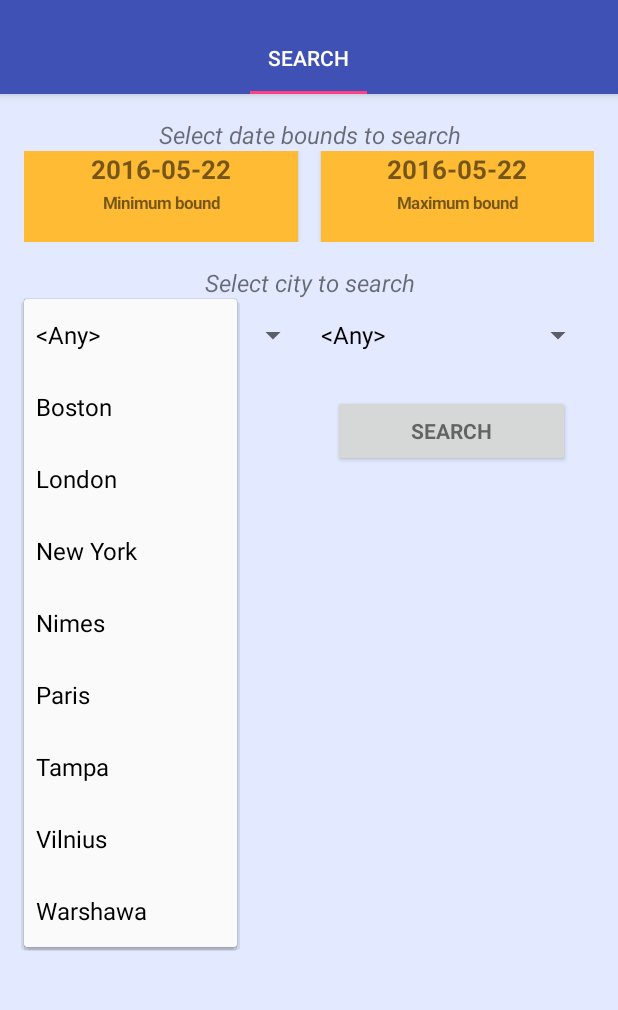
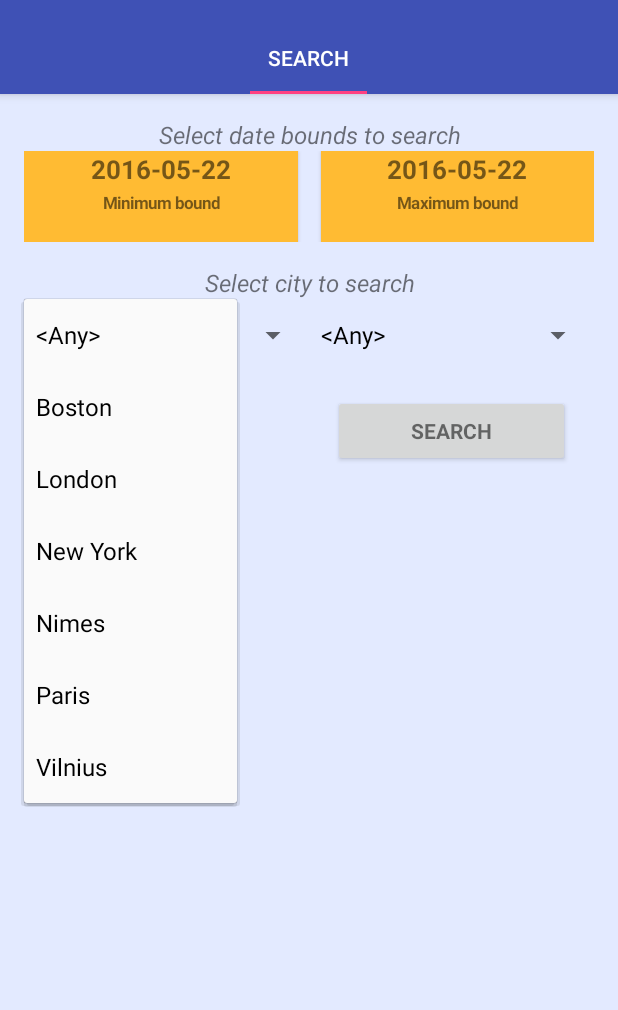
Before and after one commit to JustoSenka/FlightsApp, an Android app: the HomeActivity screen opened directly, with no data from a screen before it, after a tap on an icon or button, on a phone screen of 412 x 824 dp, the part 74-1084 px from its top. Run offline under Robolectric (Android 15) with nearby library versions, the phone set to English and light mode, and no system bars; libraries missing offline, so code that uses them is left out: com.android.internal.

Commit message:
Consultant call + Test data updated.
Snackbar!

```diff
--- a/app/src/main/AndroidManifest.xml
+++ b/app/src/main/AndroidManifest.xml
@@ -2,7 +2,8 @@
 <manifest xmlns:android="http://schemas.android.com/apk/res/android"
     package="com.justing.flights">
 
-    <!-- To auto-complete the email text field in the login form with the user's emails -->
+    <uses-permission android:name="android.permission.CALL_PHONE" />
+
     <application
         android:allowBackup="true"
         android:icon="@mipmap/ic_launcher"
@@ -30,7 +31,7 @@
             android:theme="@style/AppTheme.NoActionBar" />
         <activity
             android:name=".core.FlightsActivity"
-            android:label="@string/app_name"/>
+            android:label="@string/app_name" />
     </application>
 
 </manifest>
--- a/app/src/main/java/com/justing/flights/core/FlightsActivity.java
+++ b/app/src/main/java/com/justing/flights/core/FlightsActivity.java
@@ -50,7 +50,6 @@ public class FlightsActivity extends AppCompatActivity implements FlightInfoFrag
                 Bundle bundle = new Bundle();
                 bundle.putLong(FlightInfoFragment.KEY_FLIGHT_ID, flightId);
 
-                Toast.makeText(getBaseContext(), !isAlreadyBookedFlight(flightId) + " " + AppData.getInstance().getCurrentUser().isRegisteredUser(), Toast.LENGTH_SHORT).show();
                 if (!isAlreadyBookedFlight(flightId) && AppData.getInstance().getCurrentUser().isRegisteredUser()){
                     bundle.putBoolean(FlightInfoFragment.KEY_PURCHASE_ENABLED, true);
                 }
--- a/app/src/main/java/com/justing/flights/home/HomeActivity.java
+++ b/app/src/main/java/com/justing/flights/home/HomeActivity.java
@@ -1,6 +1,8 @@
 package com.justing.flights.home;
 
 import android.content.Intent;
+import android.net.Uri;
+import android.support.design.widget.Snackbar;
 import android.support.design.widget.TabLayout;
 import android.support.v4.app.DialogFragment;
 import android.support.v7.app.AppCompatActivity;
@@ -14,6 +16,7 @@ import android.widget.Button;
 import android.widget.Toast;
 
 import com.justing.flights.R;
+import com.justing.flights.commons.Tuple;
 import com.justing.flights.core.FlightsActivity;
 import com.justing.flights.objects.AppData;
 import com.justing.flights.objects.Company;
@@ -24,7 +27,7 @@ import java.util.Date;
 import java.util.SortedSet;
 
 public class HomeActivity extends AppCompatActivity implements DatePickerFragment.DateSetListener,
-    SearchFragment.Listener
+        SearchFragment.OnSearchButtonClick, ConsultantsFragment.OnClickListener
 {
 
     private static String DATE_PICKER_KEY = "DATE_PICKER_KEY";
@@ -93,10 +96,17 @@ public class HomeActivity extends AppCompatActivity implements DatePickerFragmen
         startActivity(intent);
     }
 
-
-
-
-
+    @Override
+    public void onConsultantClick(final Tuple<String, String> consultant) {
+        Snackbar.make(findViewById(R.id.home_consultants_list), "Are you sure you want to call?", Snackbar.LENGTH_LONG)
+                .setAction("Yes, call!", new View.OnClickListener() {
+                    @Override
+                    public void onClick(View v) {
+                        Intent intent = new Intent(Intent.ACTION_DIAL, Uri.parse("tel:" + consultant.right.replace(" ", "")));
+                        startActivity(intent);
+                    }
+                }).show();
+    }
 
 
 
@@ -108,24 +118,36 @@ public class HomeActivity extends AppCompatActivity implements DatePickerFragmen
                 new Date(),
                 new Date(new Date().getTime() + 7200000),
                 new Date(new Date().getTime() + 15000000),
+                new Date(new Date().getTime() + 20000000),
+                new Date(new Date().getTime() + 30000000),
+                new Date(new Date().getTime() + 40000000),
+                new Date(new Date().getTime() + 75000000),
                 new Date(new Date().getTime() + 88800000),
-                new Date(new Date().getTime() + 92000000),
-                new Date(new Date().getTime() + 100000000)
+                new Date(new Date().getTime() + 12500000),
+                new Date(new Date().getTime() + 130000000),
+                new Date(new Date().getTime() + 140000000)
         };
 
         SortedSet<Flight> availableFlights = AppData.getInstance().getAvailableFlights();
 
         availableFlights.add(new Flight(testDate[0], testDate[1], "Vilnius", "London",Company.AirBaltic));
-        availableFlights.add(new Flight(testDate[3], testDate[5], "London", "New York", Company.AirBaltic));
-        availableFlights.add(new Flight(testDate[2], testDate[3], "Boston", "Warshawa", Company.Norwegian));
-        availableFlights.add(new Flight(testDate[1], testDate[5], "Tampa", "Paris", Company.WizzAir));
-        availableFlights.add(new Flight(testDate[2], testDate[5], "Boston", "Paris", Company.RyanAir));
-        availableFlights.add(new Flight(testDate[3], testDate[5], "London", "Nimes", Company.WizzAir));
-        availableFlights.add(new Flight(testDate[4], testDate[5], "Vilnius", "Paris", Company.RyanAir));
-        availableFlights.add(new Flight(testDate[2], testDate[3], "Paris", "Nimes", Company.WizzAir));
-        availableFlights.add(new Flight(testDate[0], testDate[1], "Vilnius", "London", Company.AirBaltic));
-        availableFlights.add(new Flight(testDate[3], testDate[5], "London", "New York", Company.AirBaltic));
-        availableFlights.add(new Flight(testDate[2], testDate[3], "Boston", "Warshawa", Company.Norwegian));
-        availableFlights.add(new Flight(testDate[1], testDate[5], "Tampa", "Paris", Company.WizzAir));
+        availableFlights.add(new Flight(testDate[3], testDate[5], "Vilnius", "New York", Company.AirBaltic));
+        availableFlights.add(new Flight(testDate[2], testDate[3], "Vilnius", "Boston", Company.Norwegian));
+        availableFlights.add(new Flight(testDate[1], testDate[5], "Boston", "Vilnius", Company.WizzAir));
+        availableFlights.add(new Flight(testDate[2], testDate[5], "Vilnius", "Paris", Company.RyanAir));
+        availableFlights.add(new Flight(testDate[3], testDate[5], "Boston", "Nimes", Company.WizzAir));
+        availableFlights.add(new Flight(testDate[4], testDate[5], "Paris", "Vilnius", Company.RyanAir));
+        availableFlights.add(new Flight(testDate[2], testDate[3], "Paris", "Boston", Company.WizzAir));
+
+        availableFlights.add(new Flight(testDate[8], testDate[9], "New York", "Vilnius", Company.Norwegian));
+        availableFlights.add(new Flight(testDate[7], testDate[8], "New York", "Paris", Company.Norwegian));
+        availableFlights.add(new Flight(testDate[6], testDate[7], "New York", "Nimes", Company.AirBaltic));
+        availableFlights.add(new Flight(testDate[7], testDate[10], "London", "Boston", Company.AirBaltic));
+        availableFlights.add(new Flight(testDate[8], testDate[10], "Vilnius", "Nimes", Company.RyanAir));
+        availableFlights.add(new Flight(testDate[1], testDate[3], "London", "Paris", Company.RyanAir));
+        availableFlights.add(new Flight(testDate[1], testDate[4], "London", "Nimes", Company.RyanAir));
+        availableFlights.add(new Flight(testDate[9], testDate[10], "Nimes", "Paris", Company.AirBaltic));
+        availableFlights.add(new Flight(testDate[2], testDate[6], "Paris", "New York", Company.AirBaltic));
+
     }
 }
--- a/app/src/main/java/com/justing/flights/home/SearchFragment.java
+++ b/app/src/main/java/com/justing/flights/home/SearchFragment.java
@@ -22,7 +22,7 @@ import java.util.Date;
 public class SearchFragment extends Fragment {
 
     private Context context;
-    private Listener mListener;
+    private OnSearchButtonClick mListener;
 
     public SearchFragment() {}
     public static SearchFragment newInstance() {
@@ -84,8 +84,8 @@ public class SearchFragment extends Fragment {
         super.onAttach(context);
         this.context = context;
 
-        if (context instanceof Listener) {
-            mListener = (Listener) context;
+        if (context instanceof OnSearchButtonClick) {
+            mListener = (OnSearchButtonClick) context;
         }
     }
 
@@ -95,7 +95,7 @@ public class SearchFragment extends Fragment {
         mListener = null;
     }
 
-    public interface Listener {
+    public interface OnSearchButtonClick {
         void onSearchButtonClick(Bundle args);
     }
 }
--- a/app/src/main/res/values/strings.xml
+++ b/app/src/main/res/values/strings.xml
@@ -51,9 +51,8 @@
     <string name="purchase">Purchase</string>
 
 
-
     <string name="title_activity_home">HomeActivity</string>
-
+    <string name="title_activity_main2">Main2Activity</string>
 
 
 </resources>
```
Also changed, not shown: app/src/main/java/com/justing/flights/home/ConsultantsFragment.java (+23 -1 lines).
